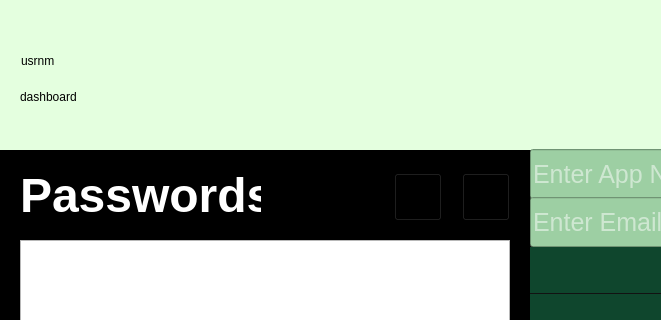
Above: vault8_dashboard.ui from mvrck-dev/Clover before the change; both pictures show x 0 to 661 and y 0 to 320 of the 850 by 530 pixel window. Below: the same form after it.
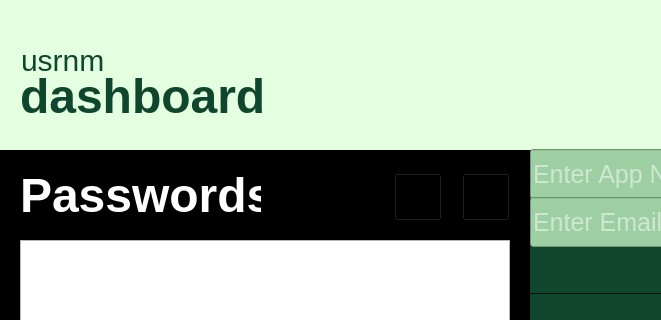
That is the form after the change. Icons and pictures are not drawn.

Patch:
```diff
--- a/vault8_dashboard.ui
+++ b/vault8_dashboard.ui
@@ -80,7 +80,7 @@
      </rect>
     </property>
     <property name="styleSheet">
-     <string notr="true">#wlcmsg{color: #0F462D; font-size: 30px; font-weight: 150;}</string>
+     <string notr="true">#usrnm{color: #0F462D; font-size: 30px; font-weight: 150;}</string>
     </property>
     <property name="text">
      <string>usrnm</string>
@@ -96,7 +96,7 @@
      </rect>
     </property>
     <property name="styleSheet">
-     <string notr="true">#usrnm{color: #0F462D; font-size: 48px; font-weight: 500;}</string>
+     <string notr="true">#dashboard_text{color: #0F462D; font-size: 48px; font-weight: 500;}</string>
     </property>
     <property name="text">
      <string>dashboard</string>
```
